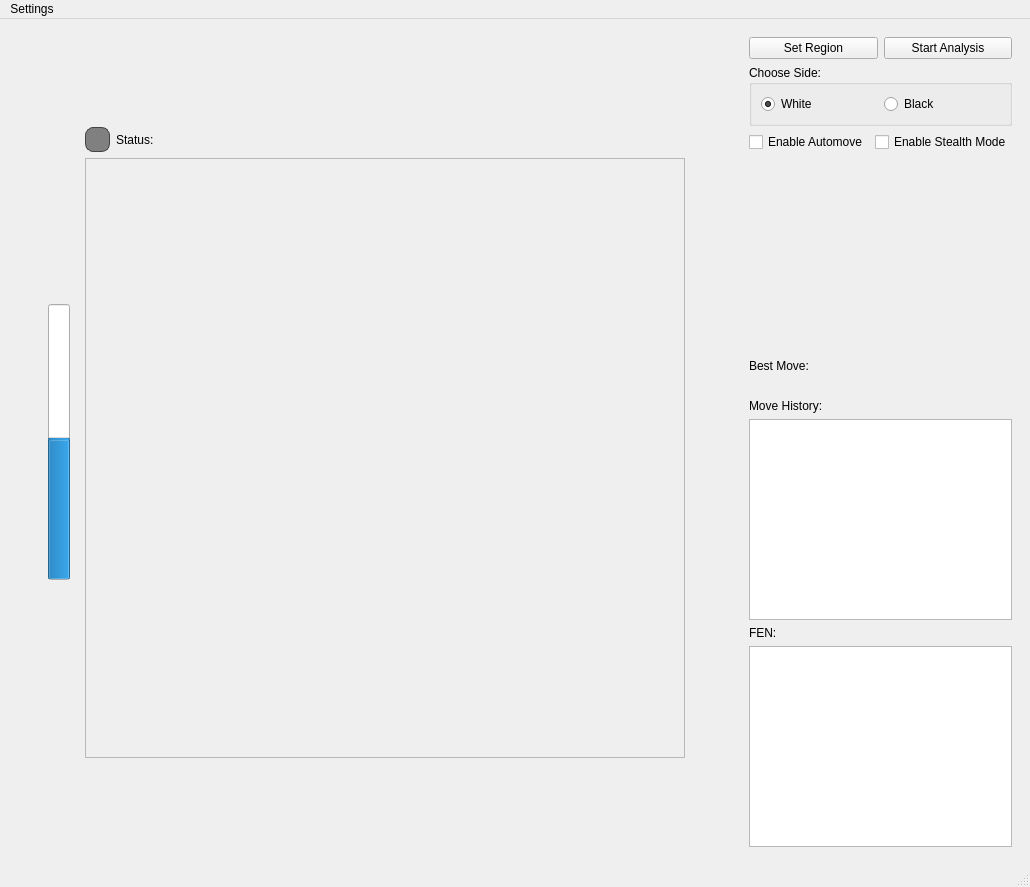
First picture: the form in mainwindow.ui, repository hammersurf221/ChessGUI, before the edit.
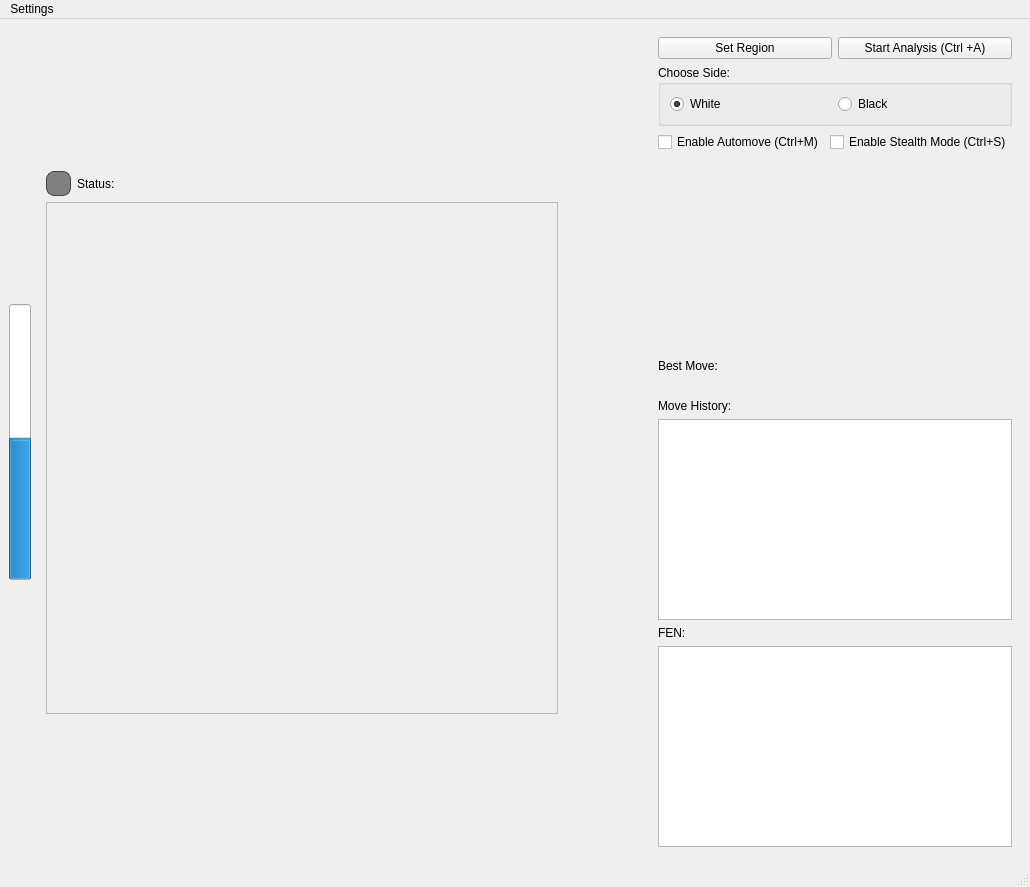
Second picture: the form after the edit.

What changed in the file:
```diff
--- a/mainwindow.ui
+++ b/mainwindow.ui
@@ -15,19 +15,6 @@
   </property>
   <widget class="QWidget" name="centralwidget">
    <layout class="QHBoxLayout" name="horizontalLayout">
-    <item>
-     <spacer name="horizontalSpacer_3">
-      <property name="orientation">
-       <enum>Qt::Orientation::Horizontal</enum>
-      </property>
-      <property name="sizeHint" stdset="0">
-       <size>
-        <width>40</width>
-        <height>20</height>
-       </size>
-      </property>
-     </spacer>
-    </item>
     <item>
      <layout class="QVBoxLayout" name="verticalLayout_3">
       <item>
@@ -168,8 +155,8 @@
          </property>
          <property name="minimumSize">
           <size>
-           <width>600</width>
-           <height>600</height>
+           <width>512</width>
+           <height>512</height>
           </size>
          </property>
          <property name="frameShape">
@@ -196,6 +183,19 @@
       </layout>
      </widget>
     </item>
+    <item>
+     <spacer name="horizontalSpacer_4">
+      <property name="orientation">
+       <enum>Qt::Orientation::Horizontal</enum>
+      </property>
+      <property name="sizeHint" stdset="0">
+       <size>
+        <width>40</width>
+        <height>20</height>
+       </size>
+      </property>
+     </spacer>
+    </item>
     <item>
      <spacer name="horizontalSpacer_2">
       <property name="orientation">
@@ -224,7 +224,7 @@
          <item>
           <widget class="QPushButton" name="toggleAnalysisButton">
            <property name="text">
-            <string>Start Analysis</string>
+            <string>Start Analysis (Ctrl +A)</string>
            </property>
           </widget>
          </item>
@@ -261,14 +261,14 @@
          <item>
           <widget class="QCheckBox" name="automoveCheck">
            <property name="text">
-            <string>Enable Automove</string>
+            <string>Enable Automove (Ctrl+M)</string>
            </property>
           </widget>
          </item>
          <item>
           <widget class="QCheckBox" name="stealthCheck">
            <property name="text">
-            <string>Enable Stealth Mode</string>
+            <string>Enable Stealth Mode (Ctrl+S)</string>
            </property>
           </widget>
          </item>
```
